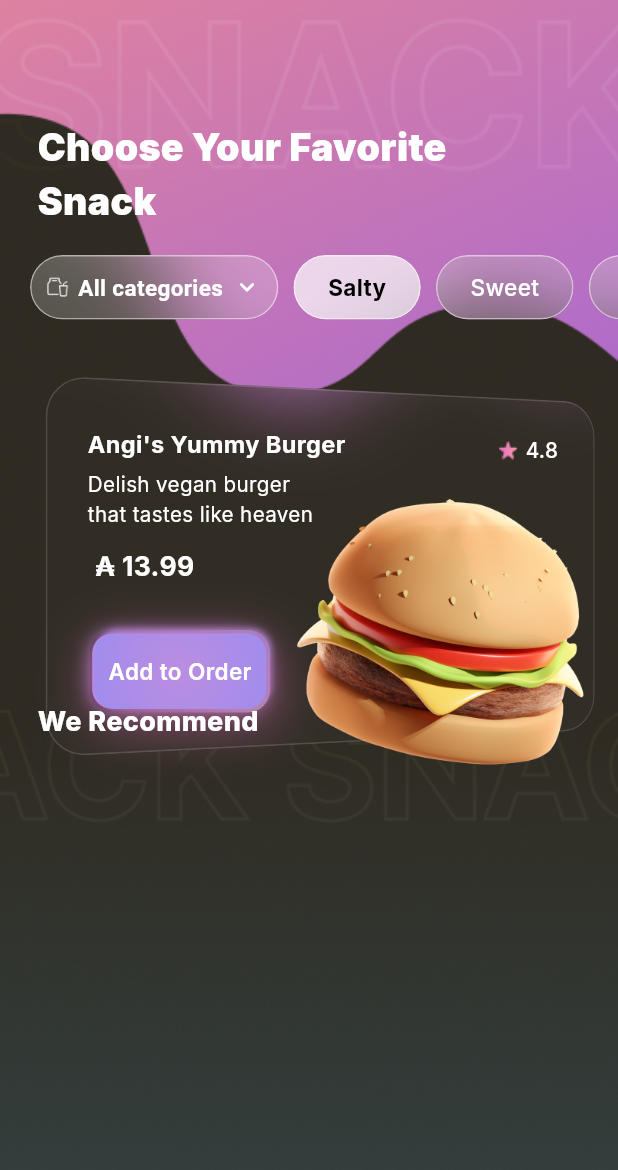
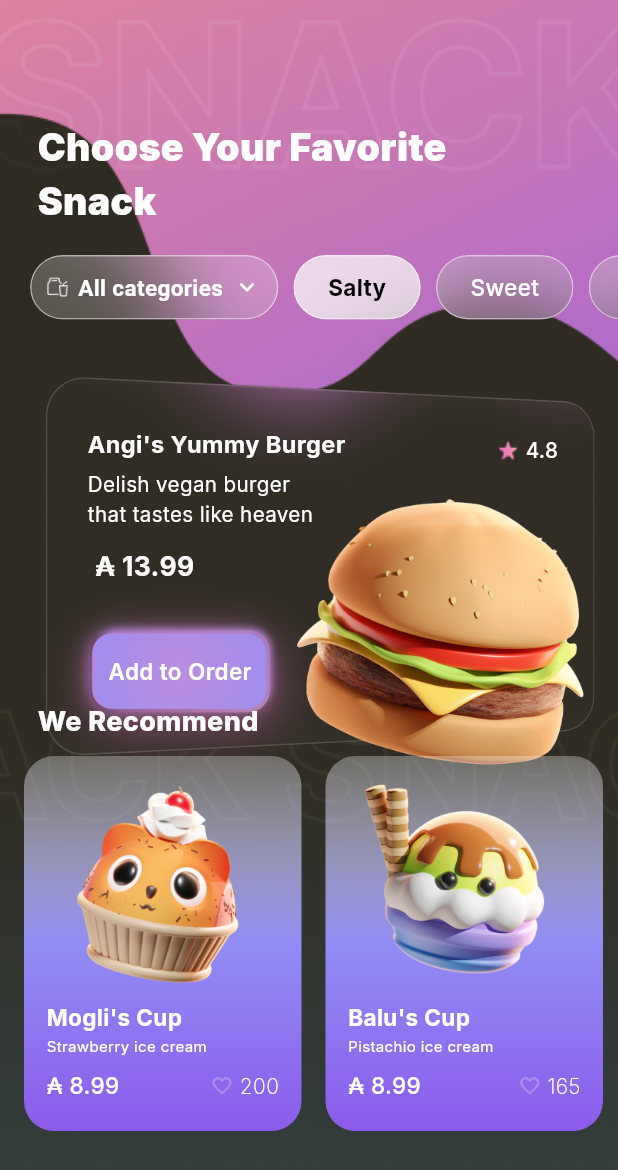
Before and after one commit to Selihei/sh_jpapp, a Flutter app: the screen it shows after launch, on a phone screen of 412 x 824 dp. Shown: the top 1170 px of the screen. Run offline on Flutter 3.47's test engine with Material 3 defaults, Android fonts, the phone set to English and light mode, and no system bars; our stand-ins replace google_fonts.

Commit message:
finished Home Screen

```diff
--- a/lib/src/data/products_list.dart
+++ b/lib/src/data/products_list.dart
@@ -30,7 +30,7 @@ const List<FoodItem> FoodItems = [
     assetPath: 'assets/images/graphics/cupkake_cat.png',
     title: "Mogli's Cup",
     sectitle: "Strawberry ice cream",
-    price: "8.99",
+    price: "₳ 8.99",
     likes: "200"
   ),
   FoodItem(
@@ -38,7 +38,7 @@ const List<FoodItem> FoodItems = [
     assetPath: 'assets/images/graphics/icecream.png',
     title: "Balu's Cup",
     sectitle: "Pistachio ice cream",
-    price: "8.99",
+    price: "₳ 8.99",
     likes: "165"
   ),
   FoodItem(
@@ -46,7 +46,7 @@ const List<FoodItem> FoodItems = [
     assetPath: 'assets/images/graphics/icecream_stick.png',
     title: "Smiling David",
     sectitle: "Coffee ice cream",
-    price: "3.99",
+    price: "₳ 3.99",
     likes: "310"
   ),
   FoodItem(
@@ -54,7 +54,7 @@ const List<FoodItem> FoodItems = [
     assetPath: 'assets/images/graphics/icecream_cone.png',
     title: "Kai in a Cone",
     sectitle: "Vanilla ice cream",
-    price: "3.99",
+    price: "₳ 3.99",
     likes: "290"
   ),
 ];
--- a/lib/src/features/widgets.dart
+++ b/lib/src/features/widgets.dart
@@ -85,34 +85,59 @@ class FoodCard extends StatelessWidget {
   Widget build(BuildContext context) {
     return Center(
       child: Container(
-        width: 300,
-        height: 180,
+        width:185,
+        height: 350,
         decoration: BoxDecoration(
           gradient: const LinearGradient(
             begin: Alignment.topCenter,
             end: Alignment.bottomCenter,
             colors: [
+              Color(0x4DFFFFFF),
               Color(0xFF908CF5),
               Color(0xFF8C5BEA),
             ],
           ),
           borderRadius: BorderRadius.circular(20),
-          boxShadow: const [
-            BoxShadow(
-              color: Color(0x80FFFFFF),
-              offset: Offset(0, -4),
-              blurRadius: 12,
-              spreadRadius: 1,
-            ),
-          ],
         ),
         child: Stack(
           children: [
-            Positioned(child: Image.asset(item.assetPath)),
-            Positioned(child: Text(item.title)),
-            Positioned(child: Text(item.sectitle)),
-            Positioned(child: Text(item.price)),
-            Positioned(child: Row(children: [Icon(Icons.favorite_outline), Text(item.likes) ],))
+            Positioned(
+              left: 15,
+              top: 10,
+              child: Image.asset(item.assetPath, width: 150, height: 150), ),
+            Positioned(
+              bottom: 65,
+              left: 15,
+              child: Text(item.title, style: GoogleFonts.inter(
+              color: Colors.white,
+              fontWeight: FontWeight.bold,
+              fontSize: 15
+            ),)),
+            Positioned(
+              left: 15,
+              bottom: 50,
+              child: Text(item.sectitle, style: GoogleFonts.inter(
+              color: Colors.white,
+              fontWeight: FontWeight.w400,
+              fontSize: 10
+              ),)),
+            Positioned(
+              left:15,
+              bottom: 20,
+              child: Text(item.price, style: GoogleFonts.inter(
+              color: Colors.white,
+              fontWeight: FontWeight.w500,
+              fontSize: 15
+              ),)),
+            Positioned(
+              bottom: 20,
+              right: 15,
+              child: Row(children: [Icon(Icons.favorite_outline,
+             color: Colors.white24,size: 15,),
+             Text(" "+ item.likes, style: GoogleFonts.inter(
+              color: Colors.white,
+              fontWeight: FontWeight.w200
+              ),) ],))
           ],
         )
       ),
@@ -121,4 +146,3 @@ class FoodCard extends StatelessWidget {
 }
 
 //Button Widget
-//Maybe Card Widget
--- a/lib/src/screens/home_screen.dart
+++ b/lib/src/screens/home_screen.dart
@@ -1,7 +1,9 @@
 import 'dart:ui';
 import 'package:flutter/material.dart';
 import 'package:google_fonts/google_fonts.dart';
+import 'package:sh_jpapp/src/data/products_list.dart';
 import 'package:sh_jpapp/src/features/widgets.dart';
+import 'package:sh_jpapp/src/screens/detail_screen.dart';
 
 class HomeScreen extends StatelessWidget {
   @override
@@ -202,9 +204,38 @@ class HomeScreen extends StatelessWidget {
             color: Colors.white,
             fontWeight: FontWeight.w800,
             fontSize: 18,
-            ),))
-        ],
-      ),
-    );
-  }
+            ),)),
+             Positioned(
+          bottom: 70,
+          left: 0,
+          right: 0,
+          height: 250,
+          child: SingleChildScrollView(
+            scrollDirection: Axis.horizontal,
+            padding: const EdgeInsets.symmetric(horizontal: 16),
+            physics: const BouncingScrollPhysics(),
+            child: Row(
+              children: FoodItems.map((item) {
+                return GestureDetector(
+                  onTap: () {
+                    Navigator.push(
+                      context,
+                      MaterialPageRoute(
+                        builder: (_) => FoodDetailScreen(item: item),
+                      ),
+                    );
+                  },
+                  child: Padding(
+                    padding: const EdgeInsets.only(right: 16),
+                    child: FoodCard(item: item),
+                  ),
+                );
+              }).toList(),
+            ),
+          ),
+        ),
+      ],
+    ),
+  );
 }
+}
```
Also changed, not shown: lib/src/screens/detail_screen.dart (+41 -10 lines).
